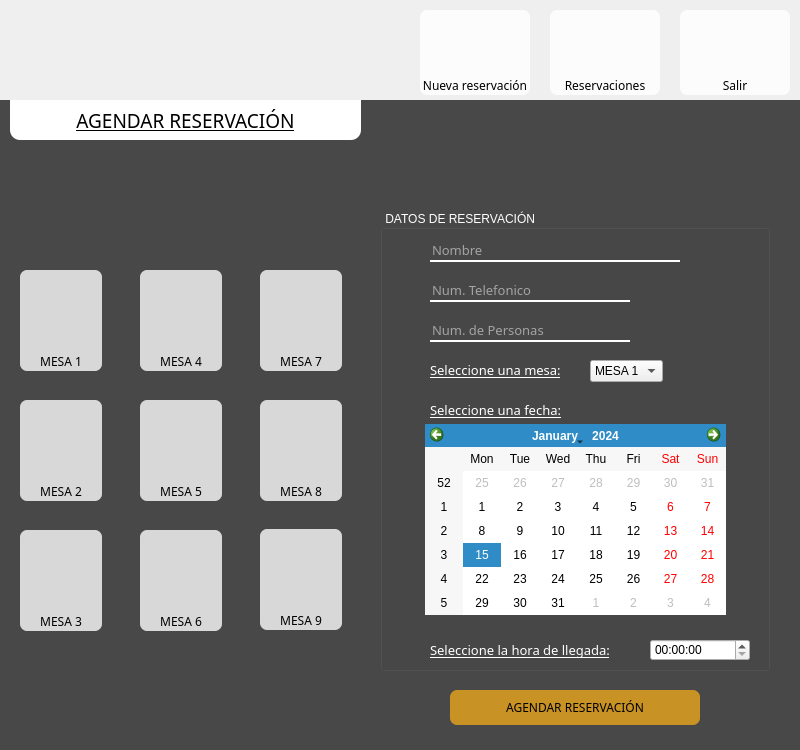
This is anfitrion_menu.ui in DanielPerMon/proyectoSaboreno as Qt 5 draws it before an edit. The edited form follows.
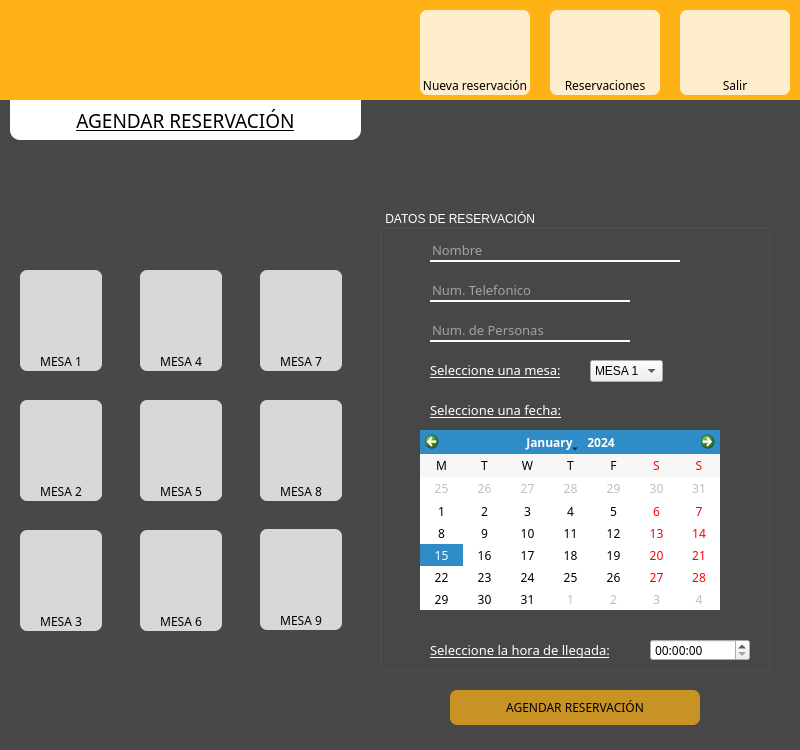
This is the edited form. The open tabs and pages were chosen to show the change. Icons and pictures are not drawn.

```diff
--- a/anfitrion_menu.ui
+++ b/anfitrion_menu.ui
@@ -23,8 +23,7 @@
     </rect>
    </property>
    <property name="styleSheet">
-    <string notr="true">#cajero{
-	background-color: rgb(255, 178, 21);}</string>
+    <string notr="true">background-color: rgb(255, 178, 21);</string>
    </property>
    <widget class="QPushButton" name="btnSalirH">
     <property name="geometry">
@@ -266,12 +265,29 @@
      <widget class="QCalendarWidget" name="res_calendarWidget">
       <property name="geometry">
        <rect>
-        <x>45</x>
-        <y>214</y>
-        <width>301</width>
-        <height>191</height>
+        <x>40</x>
+        <y>220</y>
+        <width>300</width>
+        <height>180</height>
        </rect>
       </property>
+      <property name="font">
+       <font>
+        <family>Calisto MT</family>
+       </font>
+      </property>
+      <property name="horizontalHeaderFormat">
+       <enum>QCalendarWidget::SingleLetterDayNames</enum>
+      </property>
+      <property name="verticalHeaderFormat">
+       <enum>QCalendarWidget::NoVerticalHeader</enum>
+      </property>
+      <property name="navigationBarVisible">
+       <bool>true</bool>
+      </property>
+      <property name="dateEditEnabled">
+       <bool>false</bool>
+      </property>
      </widget>
      <widget class="QLineEdit" name="nom">
       <property name="geometry">
@@ -362,6 +378,11 @@
         <height>22</height>
        </rect>
       </property>
+      <property name="font">
+       <font>
+        <family>Calisto MT</family>
+       </font>
+      </property>
      </widget>
      <widget class="QLabel" name="label_18">
       <property name="geometry">
```
Left out of the diff: 15 changed lines with no effect on the pictures.
